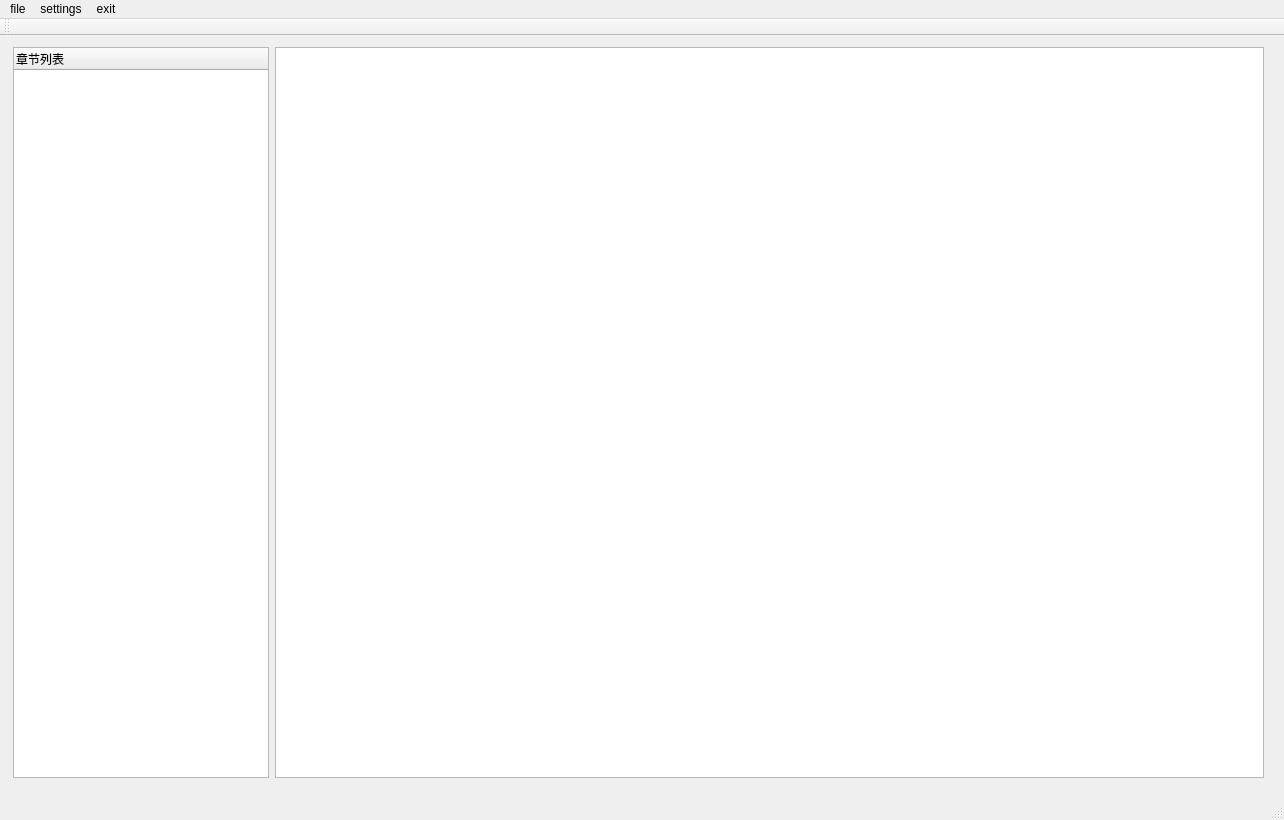
This is ui_designer/untitled.ui in xduWcy/TTS as Qt 5 draws it before an edit. The edited form follows.
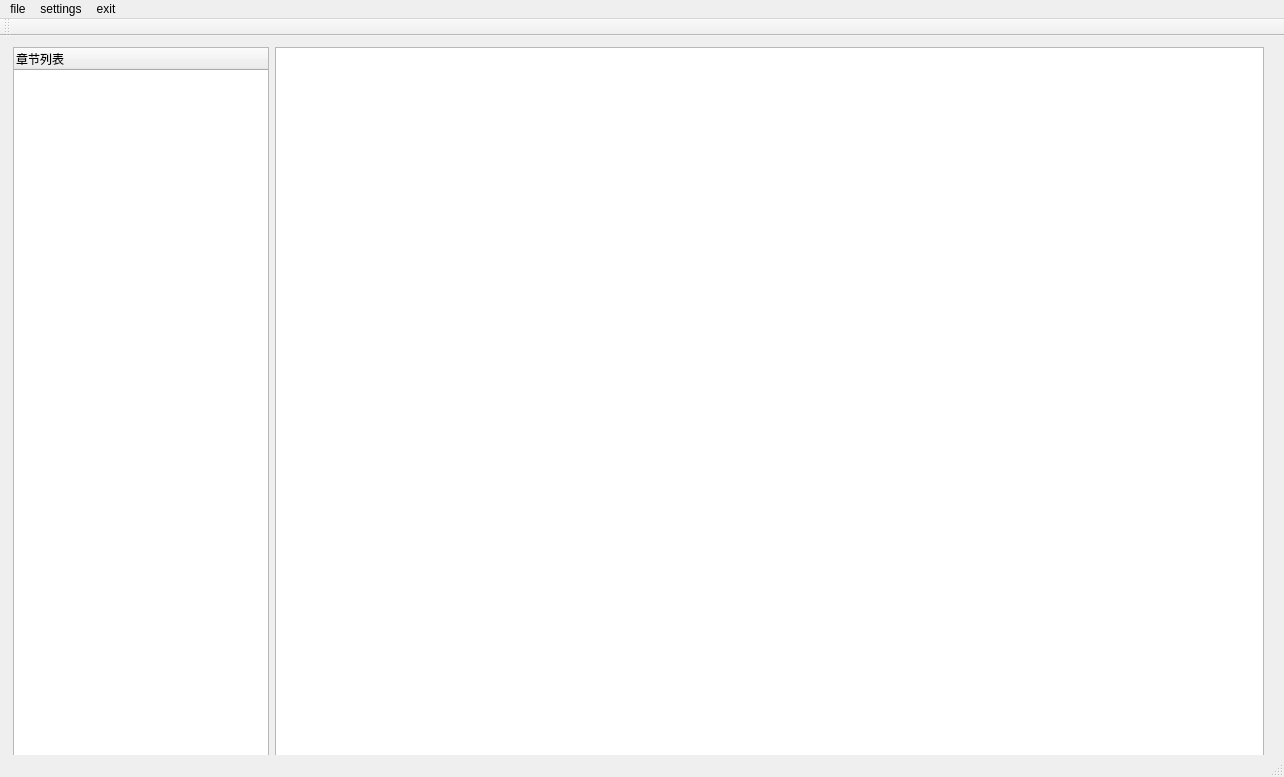
This is the edited form. Icons and pictures are not drawn.

```diff
--- a/ui_designer/untitled.ui
+++ b/ui_designer/untitled.ui
@@ -7,7 +7,7 @@
     <x>0</x>
     <y>0</y>
     <width>1284</width>
-    <height>820</height>
+    <height>777</height>
    </rect>
   </property>
   <property name="minimumSize">
```
Left out of the diff: 25 changed lines with no effect on the pictures.
